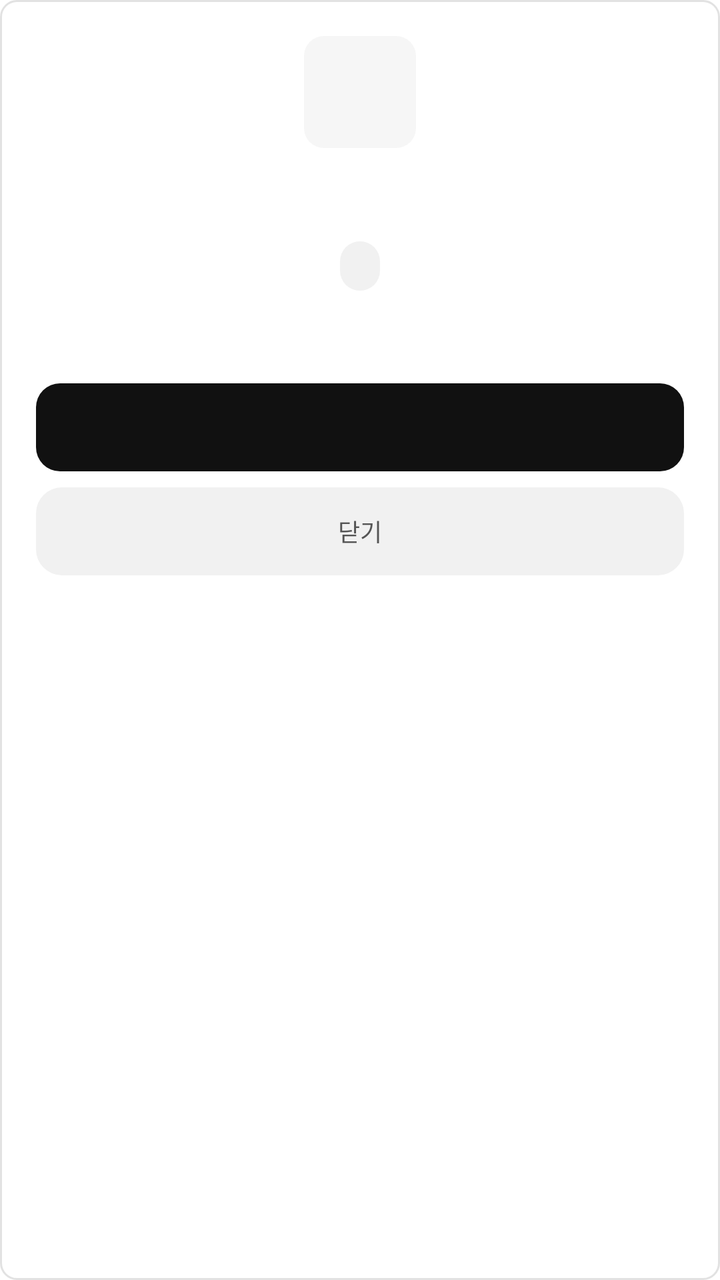
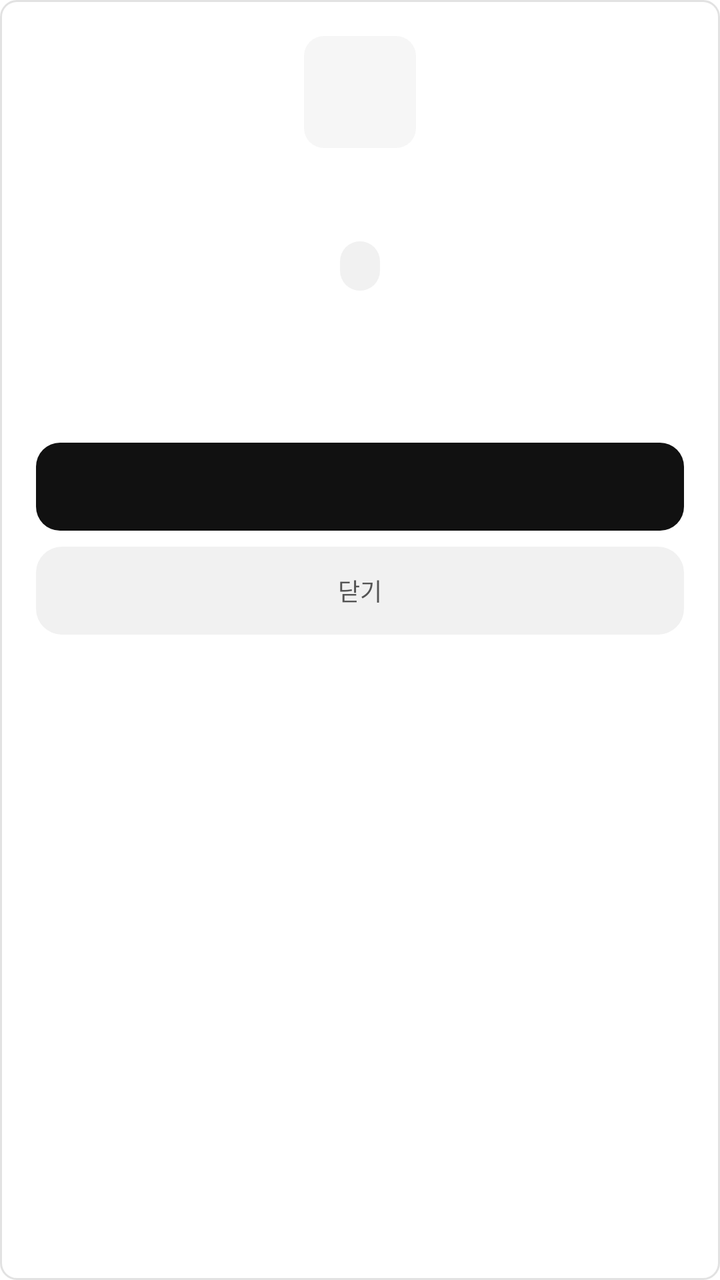

The first picture is an Android layout as it rendered before a commit; the second is the same layout after the commit. The layout source and the unified diff follow.
<!-- AndroidManifest.xml: application theme Theme.TrailNote -->
<!-- res/layout/achievement_detail_dialog.xml -->
<?xml version="1.0" encoding="utf-8"?>
<LinearLayout xmlns:android="http://schemas.android.com/apk/res/android"
    android:layout_width="match_parent"
    android:layout_height="wrap_content"
    android:background="@drawable/bg_card"
    android:orientation="vertical"
    android:padding="18dp">

    <TextView
        android:id="@+id/iconText"
        android:layout_width="56dp"
        android:layout_height="56dp"
        android:layout_gravity="center_horizontal"
        android:background="@drawable/bg_profile_tile"
        android:gravity="center"
        android:textColor="@color/trail_blue"
        android:textSize="24sp" />

    <TextView
        android:id="@+id/titleText"
        style="@style/TrailText.Section"
        android:layout_width="match_parent"
        android:layout_height="wrap_content"
        android:layout_marginTop="14dp"
        android:gravity="center"
        android:textSize="17sp" />

    <TextView
        android:id="@+id/gradeText"
        android:layout_width="wrap_content"
        android:layout_height="wrap_content"
        android:layout_gravity="center_horizontal"
        android:layout_marginTop="10dp"
        android:background="@drawable/bg_profile_small_button"
        android:textColor="@color/trail_text_secondary"
        android:textSize="11sp" />

    <TextView
        android:id="@+id/unlockedAtText"
        android:layout_width="match_parent"
        android:layout_height="wrap_content"
        android:layout_marginTop="12dp"
        android:gravity="center"
        android:textColor="@color/trail_text_secondary"
        android:textSize="12sp" />

    <TextView
        android:id="@+id/representativeButton"
        android:layout_width="match_parent"
        android:layout_height="44dp"
        android:layout_marginTop="18dp"
        android:background="@drawable/bg_button_black_rounded"
        android:gravity="center"
        android:textColor="@color/white"
        android:textSize="12sp"
        android:textStyle="bold" />

    <TextView
        android:id="@+id/closeButton"
        android:layout_width="match_parent"
        android:layout_height="44dp"
        android:layout_marginTop="8dp"
        android:background="@drawable/bg_profile_small_button"
        android:gravity="center"
        android:text="&#45803;&#44592;"
        android:textColor="@color/trail_text_secondary"
        android:textSize="12sp" />
</LinearLayout>
<!-- resources referenced by this layout -->
<resources>
  <color name="trail_blue">#FF7B61FF</color>
  <color name="trail_text_secondary">#FF555555</color>
  <color name="white">#FFFFFFFF</color>
  <!-- drawable bg_button_black_rounded (drawable) -->
  <?xml version="1.0" encoding="utf-8"?>
  <shape xmlns:android="http://schemas.android.com/apk/res/android">
      <solid android:color="@color/trail_ink" />
      <corners android:radius="12dp" />
  </shape>
  <!-- drawable bg_card (drawable) -->
  <?xml version="1.0" encoding="utf-8"?>
  <shape xmlns:android="http://schemas.android.com/apk/res/android">
      <solid android:color="@color/white" />
      <stroke android:width="1dp" android:color="@color/trail_line" />
      <corners android:radius="@dimen/card_radius" />
  </shape>
  <!-- drawable bg_profile_small_button (drawable) -->
  <?xml version="1.0" encoding="utf-8"?>
  <shape xmlns:android="http://schemas.android.com/apk/res/android">
      <solid android:color="@color/trail_chip" />
      <corners android:radius="13dp" />
      <padding android:left="10dp" android:top="5dp" android:right="10dp" android:bottom="5dp" />
  </shape>
  <!-- drawable bg_profile_tile (drawable) -->
  <?xml version="1.0" encoding="utf-8"?>
  <shape xmlns:android="http://schemas.android.com/apk/res/android">
      <solid android:color="@color/profile_card_soft" />
      <corners android:radius="10dp" />
  </shape>
  <style name="TrailText.Section" parent="TrailText.Base">
          <item name="android:textColor">@color/trail_ink</item>
          <item name="android:textSize">14sp</item>
          <item name="android:textStyle">bold</item>
      </style>
  <style name="Theme.TrailNote" parent="Theme.MaterialComponents.DayNight.NoActionBar">
          <item name="colorPrimary">@color/trail_ink</item>
          <item name="colorPrimaryVariant">@color/trail_ink</item>
          <item name="colorSecondary">@color/trail_ink</item>
          <item name="android:fontFamily">sans-serif</item>
          <item name="android:windowLightStatusBar">true</item>
          <item name="android:statusBarColor">@color/trail_bg</item>
          <item name="android:navigationBarColor">@color/white</item>
      </style>
  <color name="trail_ink">#FF111111</color>
  <color name="trail_line">#FFE2E2E2</color>
  <dimen name="card_radius">8dp</dimen>
  <color name="trail_chip">#FFF1F1F1</color>
  <color name="profile_card_soft">#FFF6F6F6</color>
  <style name="TrailText.Base">
          <item name="android:fontFamily">sans-serif</item>
      </style>
  <color name="trail_bg">#FFFAFAFA</color>
</resources>

<!-- the commit's change to res/layout/achievement_detail_dialog.xml (unified diff, before → after) -->
@@ -36,6 +36,16 @@
         android:textSize="11sp" />
 
     <TextView
+        android:id="@+id/descriptionText"
+        android:layout_width="match_parent"
+        android:layout_height="wrap_content"
+        android:layout_marginTop="12dp"
+        android:gravity="center"
+        android:lineSpacingExtra="2dp"
+        android:textColor="@color/trail_text_secondary"
+        android:textSize="13sp" />
+
+    <TextView
         android:id="@+id/unlockedAtText"
         android:layout_width="match_parent"
         android:layout_height="wrap_content"
